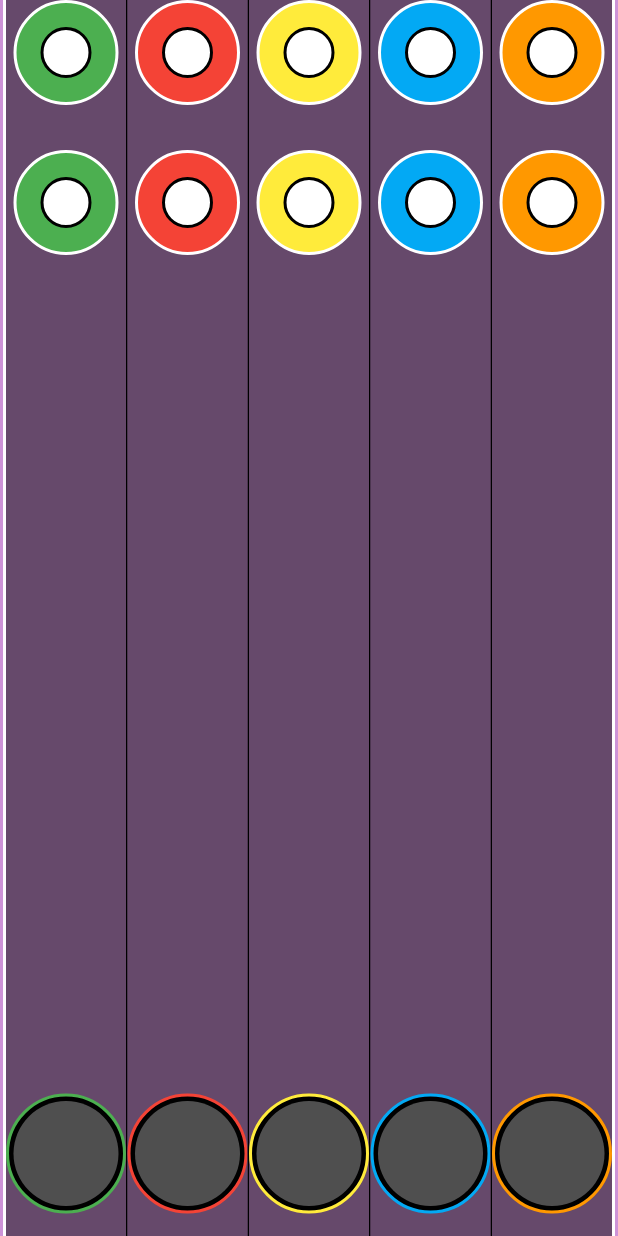
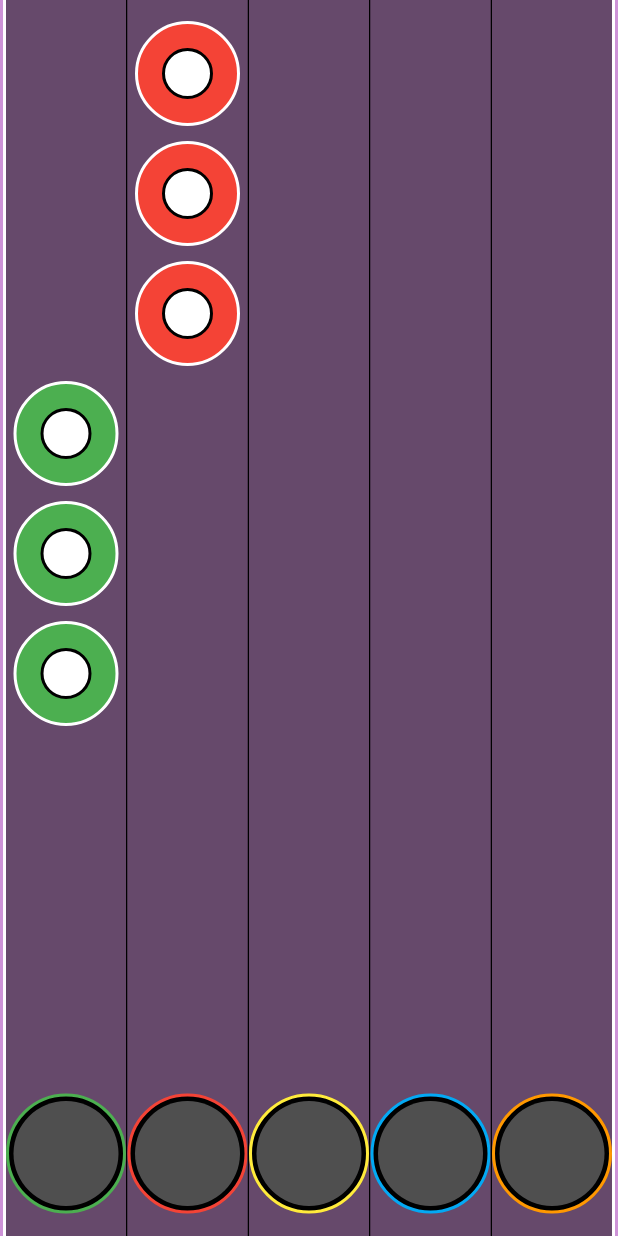
Before and after one commit to beromes/guitar-hero-mir, a Flutter app: the screen it shows after launch, on a phone screen of 412 x 824 dp. Run offline on Flutter 3.47's test engine with Material 2 defaults, Android fonts, the phone set to English and light mode, and no system bars.

Commit message:
criando animação para descer as notas

```diff
--- a/lib/guitar_row.dart
+++ b/lib/guitar_row.dart
@@ -1,21 +1,47 @@
+import 'dart:async';
+import 'dart:math';
+
 import 'package:flutter/material.dart';
 import 'package:guitar_hero_mir/note_base.dart';
-
 import 'note.dart';
 
 class GuitarRow extends StatefulWidget {
   final Color color;
   final double size;
+  late final int endTime;
+  late final List<double> notesPositions;
 
-  const GuitarRow({Key? key, required this.color, this.size = 80.0}) : super(key: key);
+  GuitarRow({Key? key, required List<int> times, required this.color, this.size = 80.0}) : super(key: key) {
+    endTime = times.isEmpty ? 0 : times.reduce(max);
+    notesPositions = getNotesPositions(times);
+  }
 
   @override
   State<GuitarRow> createState() => _GuitarRowState();
+
+
+  List<double> getNotesPositions(List<int> times) {
+    return times.map((e) => e * size).toList();
+  }
 }
 
 class _GuitarRowState extends State<GuitarRow> {
+
+  Timer? timer;
+  int time = -10;
+
   @override
   Widget build(BuildContext context) {
+    timer ??= Timer.periodic(const Duration(seconds: 1), (timer) {
+      if (time >= widget.endTime) {
+        timer.cancel();
+      }
+
+      setState(() {
+        time += 1;
+      });
+    });
+
     return Container(
       color: Colors.black.withOpacity(0.5),
       width: widget.size,
@@ -27,14 +53,13 @@ class _GuitarRowState extends State<GuitarRow> {
             bottom: 15.0,
             child: NoteBase(color: widget.color, size: widget.size),
           ),
-          Positioned(
-            top: 0.0,
-            child: Note(color: widget.color, size: widget.size - 10),
-          ),
-          Positioned(
-            top: 100.0,
-            child: Note(color: widget.color, size: widget.size - 10),
-          ),
+          ...widget.notesPositions.map(
+            (position) => AnimatedPositioned(
+              duration: const Duration(seconds: 1),
+              bottom: position - (widget.size * time),
+              child: Note(color: widget.color, size: widget.size - 10),
+            )
+          ).toList()
         ],
       ),
     );
--- a/lib/home.dart
+++ b/lib/home.dart
@@ -10,6 +10,11 @@ class HomePage extends StatelessWidget {
     return Scaffold(
       backgroundColor: Colors.purple.withOpacity(0.5),
       body: Center(
+        // child: Transform(
+        //   transform: Matrix4.identity()
+        //     ..setEntry(3, 2, 0.001)
+        //     ..rotateX(-45),
+        //   alignment: FractionalOffset.center,
           child: Container(
             decoration: const BoxDecoration(
               border: Border.symmetric(
@@ -22,18 +27,19 @@ class HomePage extends StatelessWidget {
             child: Row(
               mainAxisSize: MainAxisSize.min,
               children: [
-              const GuitarRow(color: Colors.green),
+                GuitarRow(times: [1, 2, 3], color: Colors.green),
                 divider(),
-              const GuitarRow(color: Colors.red),
+                GuitarRow(times: [4, 5, 6], color: Colors.red),
                 divider(),
-              const GuitarRow(color: Colors.yellow),
+                GuitarRow(times: [10, 11, 12], color: Colors.yellow),
                 divider(),
-              const GuitarRow(color: Colors.lightBlue),
+                GuitarRow(times: [], color: Colors.lightBlue),
                 divider(),
-              const GuitarRow(color: Colors.orange),
+                GuitarRow(times: [13], color: Colors.orange),
               ]
             ),
           ),
+        // ),
       ),
     );
   }
```
Lines whose indentation alone changed are shown as unchanged.
